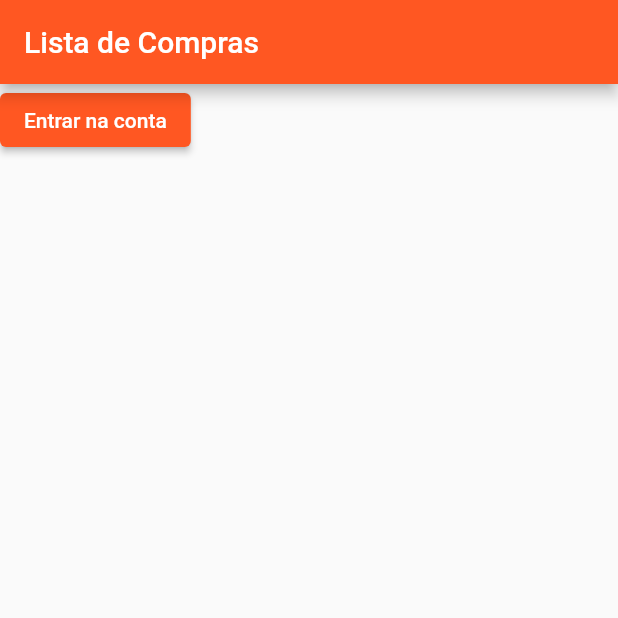
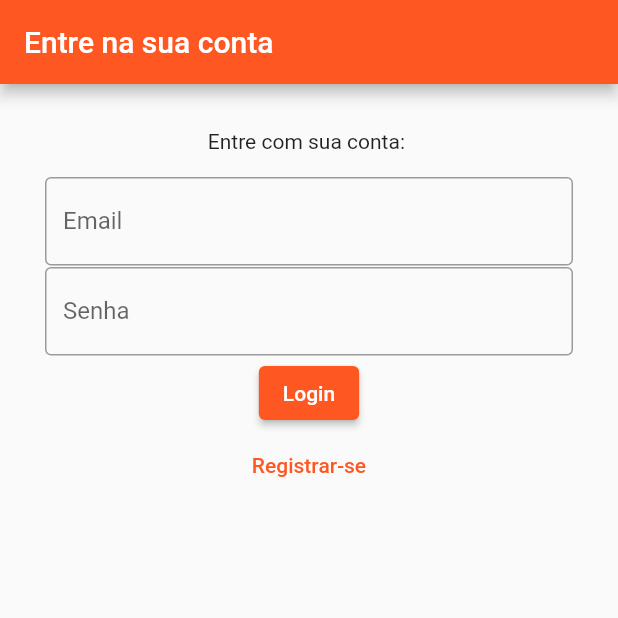
Before and after one commit to LucasSnatiago/flutter_lista_compras, a Flutter app: the screen it shows after launch, on a phone screen of 412 x 824 dp, the top half of it. Run offline on Flutter 3.47's test engine with Material 2 defaults, Android fonts, the phone set to English and light mode, and no system bars; our stand-ins replace sqflite; missing offline and left inert: dbcrypt; accounts and stored records are empty.

Commit message:
feat: telas de login quase prontas

```diff
--- a/lib/banco_de_dados/banco.dart
+++ b/lib/banco_de_dados/banco.dart
@@ -13,7 +13,8 @@ class SQLDatabase {
           'CREATE TABLE IF NOT EXISTS users (id INTEGER PRIMARY KEY, nome TEXT, email TEXT, senha TEXT)');
       await db.execute(
           'CREATE TABLE IF NOT EXISTS conta (id INTEGER PRIMARY KEY, FOREIGN KEY (user_id) REFERENCES users(id), dia_pagamento TEXT, titulo TEXT, descricao TEXT))');
-      await db.execute('CREATE TABLE IF NOT EXISTS ultimo_login ()');
+      await db.execute(
+          'CREATE TABLE IF NOT EXISTS ultimo_login (id INTEGER PRIMARY KEY, FOREIGN KEY (user_id) REFERENCES users(id), ultimo_login TEXT)');
     });
   }
 
--- a/lib/main.dart
+++ b/lib/main.dart
@@ -1,4 +1,6 @@
 import 'package:flutter/material.dart';
+import 'package:flutter_lista_compras/telas/login.dart';
+import 'package:flutter_lista_compras/telas/registrar.dart';
 
 void main() {
   runApp(MyApp());
@@ -14,26 +16,9 @@ class MyApp extends StatelessWidget {
         primarySwatch: Colors.deepOrange,
       ),
       home: Menu(),
+      routes: {
+        Registrar.routeName: (ctx) => Registrar(),
+      },
     );
   }
 }
-
-class Menu extends StatelessWidget {
-  @override
-  Widget build(BuildContext context) {
-    return Scaffold(
-      appBar: AppBar(
-        title: Text('Lista de Compras'),
-      ),
-      body: SingleChildScrollView(
-        child: Form(
-          child: Column(
-            children: [
-              ElevatedButton(onPressed: () {}, child: Text('Entrar na conta')),
-            ],
-          ),
-        ),
-      ),
-    );
-  }
-}
--- /dev/null
+++ b/lib/telas/login.dart
@@ -0,0 +1,72 @@
+import 'package:flutter/material.dart';
+
+class Menu extends StatefulWidget {
+  @override
+  _MenuState createState() => _MenuState();
+}
+
+class _MenuState extends State<Menu> {
+  final _formKey = GlobalKey<FormState>();
+
+  var _formValues = {};
+
+  @override
+  Widget build(BuildContext context) {
+    return Scaffold(
+      appBar: AppBar(
+        title: Text('Entre na sua conta'),
+      ),
+      body: SingleChildScrollView(
+        key: _formKey,
+        child: Form(
+            child: Padding(
+          padding: const EdgeInsets.all(30.0),
+          child: Column(
+            mainAxisAlignment: MainAxisAlignment.center,
+            children: [
+              Text('Entre com sua conta: '),
+              Text(''),
+              TextFormField(
+                key: ValueKey('email'),
+                autocorrect: false,
+                initialValue: _formValues['email'],
+                validator: (value) {
+                  if (value == null || value.length < 4) {
+                    return 'Digite um email válido!';
+                  }
+                  return '';
+                },
+                onSaved: (value) => _formValues['email'] = value,
+                decoration: InputDecoration(
+                    labelText: 'Email', border: OutlineInputBorder()),
+              ),
+              SizedBox(
+                height: 1,
+              ),
+              TextFormField(
+                key: ValueKey('password'),
+                autocorrect: false,
+                initialValue: _formValues['password'],
+                validator: (value) {
+                  if (value == null || value.length < 8) {
+                    return 'Você precisa digitar uma senha com pelo menos 8 caracteres!';
+                  }
+                  return '';
+                },
+                obscureText: true,
+                onSaved: (value) => _formValues['password'] = value,
+                decoration: InputDecoration(
+                    labelText: 'Senha', border: OutlineInputBorder()),
+              ),
+              SizedBox(
+                height: 1,
+              ),
+              ElevatedButton(onPressed: () {}, child: Text('Login')),
+              TextButton(onPressed: () {}, child: Text('Registrar-se'))
+            ],
+          ),
+        )),
+      ),
+    );
+  }
+}
```
Also changed, not shown: lib/telas/registrar.dart (added, +119 -0 lines), 1 other file.
